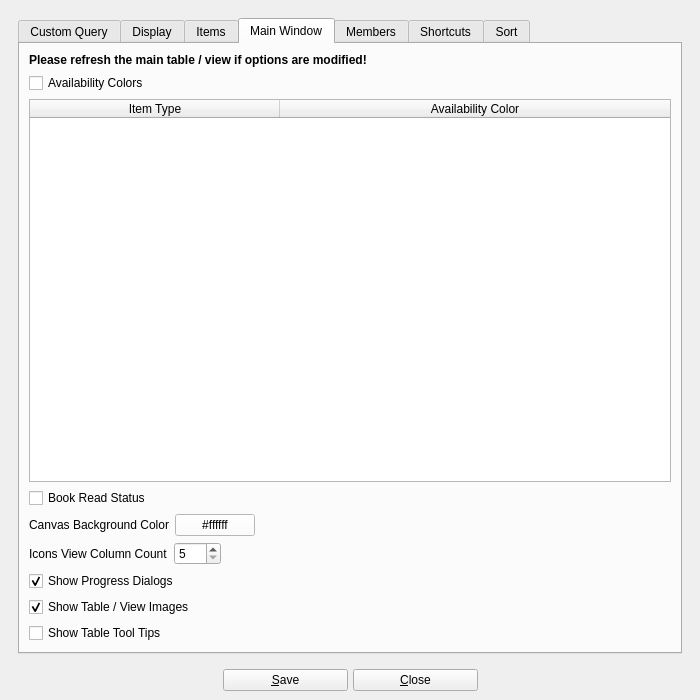
Old version of the form UI/biblioteq_otheroptions.ui in the repository textbrowser/biblioteq.
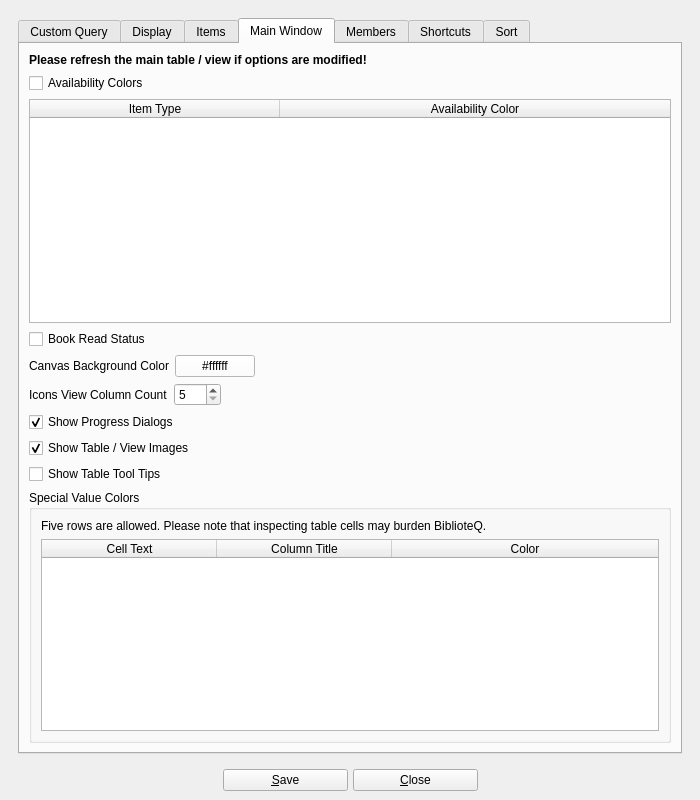
New version of the form. The open tabs and pages were chosen to show the change. Icons and pictures are not drawn. Custom widgets are drawn as their Qt base class.

Patch:
```diff
--- a/UI/biblioteq_otheroptions.ui
+++ b/UI/biblioteq_otheroptions.ui
@@ -7,7 +7,7 @@
     <x>0</x>
     <y>0</y>
     <width>700</width>
-    <height>700</height>
+    <height>800</height>
    </rect>
   </property>
   <property name="windowTitle">
@@ -33,7 +33,7 @@
          <x>0</x>
          <y>0</y>
          <width>688</width>
-         <height>642</height>
+         <height>742</height>
         </rect>
        </property>
        <layout class="QVBoxLayout" name="verticalLayout_2">
@@ -618,6 +618,74 @@
               </property>
              </widget>
             </item>
+            <item>
+             <widget class="QGroupBox" name="groupBox_6">
+              <property name="title">
+               <string>Special Value Colors</string>
+              </property>
+              <layout class="QVBoxLayout" name="verticalLayout_15">
+               <item>
+                <widget class="QLabel" name="label_16">
+                 <property name="text">
+                  <string>Five rows are allowed. Please note that inspecting table cells may burden BiblioteQ.</string>
+                 </property>
+                 <property name="wordWrap">
+                  <bool>true</bool>
+                 </property>
+                </widget>
+               </item>
+               <item>
+                <widget class="QTableWidget" name="special_value_colors">
+                 <property name="alternatingRowColors">
+                  <bool>true</bool>
+                 </property>
+                 <property name="selectionMode">
+                  <enum>QAbstractItemView::SingleSelection</enum>
+                 </property>
+                 <property name="selectionBehavior">
+                  <enum>QAbstractItemView::SelectRows</enum>
+                 </property>
+                 <property name="verticalScrollMode">
+                  <enum>QAbstractItemView::ScrollPerPixel</enum>
+                 </property>
+                 <property name="horizontalScrollMode">
+                  <enum>QAbstractItemView::ScrollPerPixel</enum>
+                 </property>
+                 <property name="sortingEnabled">
+                  <bool>true</bool>
+                 </property>
+                 <attribute name="horizontalHeaderMinimumSectionSize">
+                  <number>175</number>
+                 </attribute>
+                 <attribute name="horizontalHeaderDefaultSectionSize">
+                  <number>175</number>
+                 </attribute>
+                 <attribute name="horizontalHeaderStretchLastSection">
+                  <bool>true</bool>
+                 </attribute>
+                 <attribute name="verticalHeaderVisible">
+                  <bool>false</bool>
+                 </attribute>
+                 <column>
+                  <property name="text">
+                   <string>Cell Text</string>
+                  </property>
+                 </column>
+                 <column>
+                  <property name="text">
+                   <string>Column Title</string>
+                  </property>
+                 </column>
+                 <column>
+                  <property name="text">
+                   <string>Color</string>
+                  </property>
+                 </column>
+                </widget>
+               </item>
+              </layout>
+             </widget>
+            </item>
            </layout>
           </widget>
           <widget class="QWidget" name="page_members">
```
Left out of the diff: 1 changed line with no effect on the pictures.
